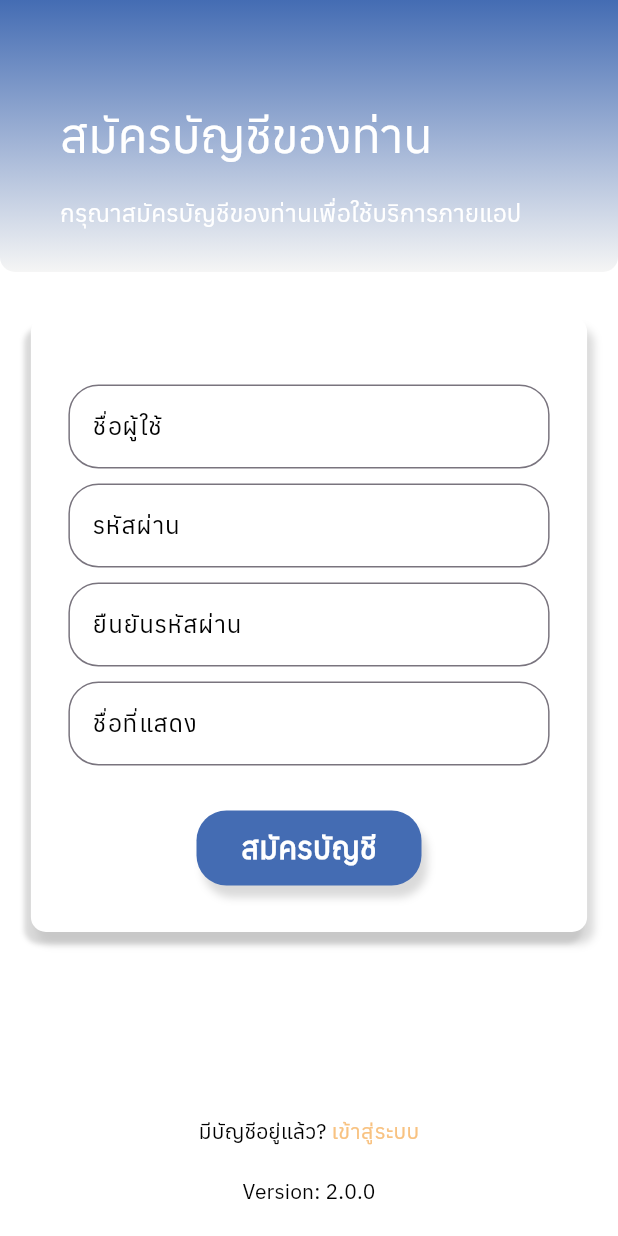
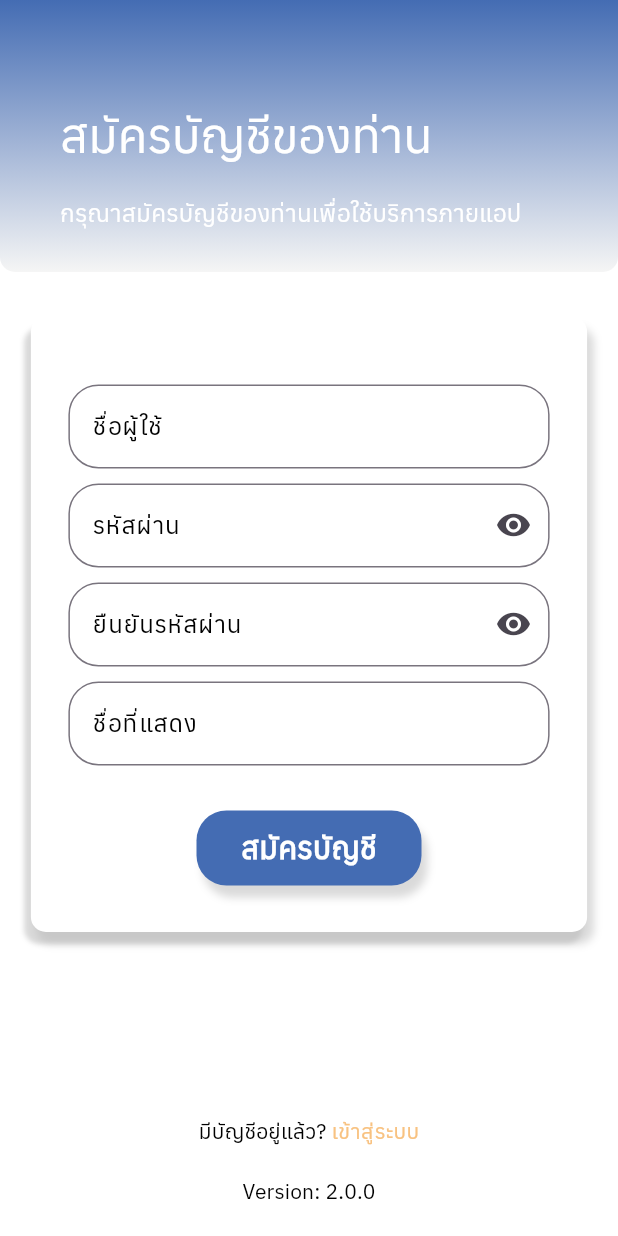
Before and after one commit to jaturonsangsiri/smmonitoring, a Flutter app: the RegisterPage screen opened by its route, on a phone screen of 412 x 824 dp. Run offline on Flutter 3.47's test engine with Material 3 defaults, Android fonts, the phone set to English and light mode, and no system bars; our stand-ins replace awesome_snackbar_content, cached_network_image, connectivity_plus, dio, equatable, firebase_core and 7 more; missing offline and left inert: mqtt_client, webview_flutter_android; accounts and stored records are empty; generated files the repository leaves out were written again; network calls fail.

Commit message:
ซ่อนรหัสผ่านหน้าสมัครบัญชี

```diff
--- a/lib/src/pages/login_page.dart
+++ b/lib/src/pages/login_page.dart
@@ -21,9 +21,7 @@ class LoginPage extends StatelessWidget {
             child: LayoutBuilder(
               builder: (context, constraints) {
                 return SingleChildScrollView(
-                  padding: EdgeInsets.only(
-                    bottom: MediaQuery.of(context).viewInsets.bottom,
-                  ),
+                  padding: EdgeInsets.only(bottom: MediaQuery.of(context).viewInsets.bottom),
                   child: ConstrainedBox(
                     constraints: BoxConstraints(minHeight: constraints.maxHeight),
                     child: IntrinsicHeight(
--- a/lib/src/widgets/register/input.dart
+++ b/lib/src/widgets/register/input.dart
@@ -30,6 +30,7 @@ class _RegisterFormState extends State<RegisterForm> {
   // custom widget
   Systemwidgetcustom systemwidgetcustom = Systemwidgetcustom();
   final Api api = Api();
+  bool isShowPass = true;
 
   // ---------- ฟังก์ชั่นจำลองสมัครบัญชี ----------
   void register(BuildContext context) async {
@@ -67,6 +68,17 @@ class _RegisterFormState extends State<RegisterForm> {
     }
   }
 
+  // ------------- ฟังก์ชั่นกดแสดงรหัสผ่าน ------------
+  void togglePassword() {
+    setState(() {
+      isShowPass = !isShowPass;
+      // เช็คถ้ายังกดอยู่กับช่องใส่รหัสผ่านจะไม่ทำอะไร
+      if (passFocus.hasPrimaryFocus) return;
+      // ป้องกันการกดปุ่มก่อนเวลา
+      passFocus.canRequestFocus = false;
+    });
+  }
+
   // ---------- ฟังก์ชั่น unfocus ----------
   void _unfocus() {
     nameController.clear();
@@ -99,9 +111,39 @@ class _RegisterFormState extends State<RegisterForm> {
           const SizedBox(height: 20,),
           systemwidgetcustom.normalTextFormField(controller: nameController,hintText: 'ชื่อผู้ใช้',keyboardType: TextInputType.name, focus: nameFocus, hintColor: Colors.black),
           const SizedBox(height: 10,),
-          systemwidgetcustom.normalTextFormField(controller: passwordController,hintText: 'รหัสผ่าน',keyboardType: TextInputType.visiblePassword, focus: passFocus, hintColor: Colors.black),
+          TextFormField(
+            style: TextStyle(color: Colors.black),
+            decoration: InputDecoration(
+              hintText: 'รหัสผ่าน',
+              hintStyle: TextStyle(color: Colors.black),
+              border: OutlineInputBorder(borderRadius: BorderRadius.circular(20)),
+              suffixIcon: GestureDetector(
+                onTap: togglePassword,
+                child: isShowPass ? Icon(Icons.visibility) : Icon(Icons.visibility_off),
+              ),
+              focusedBorder: OutlineInputBorder(borderRadius: BorderRadius.circular(20), borderSide: BorderSide(color: sixColor)),
+            ),
+            obscureText: isShowPass,
+            controller: passwordController,
+            focusNode: passFocus,
+          ),
           const SizedBox(height: 10,),
-          systemwidgetcustom.normalTextFormField(hintText: 'ยืนยันรหัสผ่าน', controller: conFirmPasswordController, keyboardType: TextInputType.visiblePassword, focus: conFocus, hintColor: Colors.black),
+          TextFormField(
+            style: TextStyle(color: Colors.black),
+            decoration: InputDecoration(
+              hintText: 'ยืนยันรหัสผ่าน',
+              hintStyle: TextStyle(color: Colors.black),
+              border: OutlineInputBorder(borderRadius: BorderRadius.circular(20)),
+              suffixIcon: GestureDetector(
+                onTap: togglePassword,
+                child: isShowPass ? Icon(Icons.visibility) : Icon(Icons.visibility_off),
+              ),
+              focusedBorder: OutlineInputBorder(borderRadius: BorderRadius.circular(20), borderSide: BorderSide(color: sixColor)),
+            ),
+            obscureText: isShowPass,
+            controller: conFirmPasswordController,
+            focusNode: conFocus,
+          ),
           const SizedBox(height: 10,),
           systemwidgetcustom.normalTextFormField(controller: accountNameController,hintText: 'ชื่อที่แสดง',keyboardType: TextInputType.name, focus: accNameFocus, hintColor: Colors.black),
           const SizedBox(height: 30,),
```
